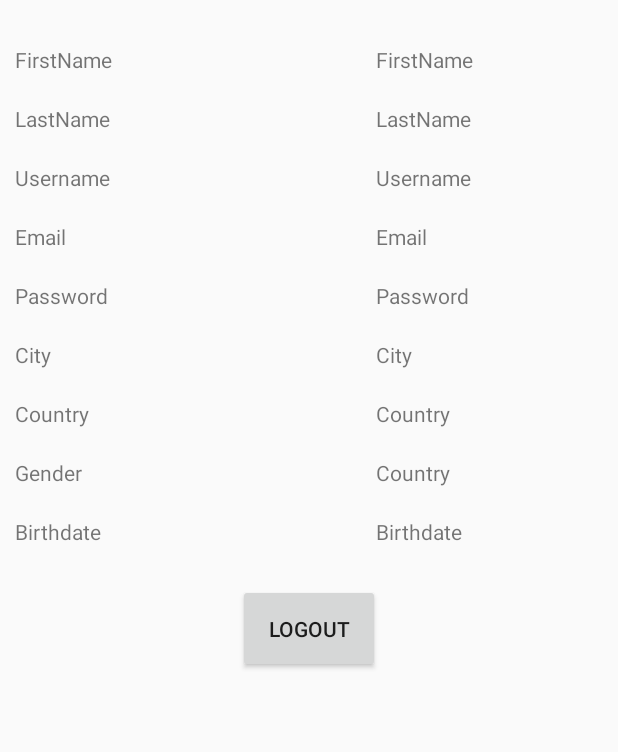
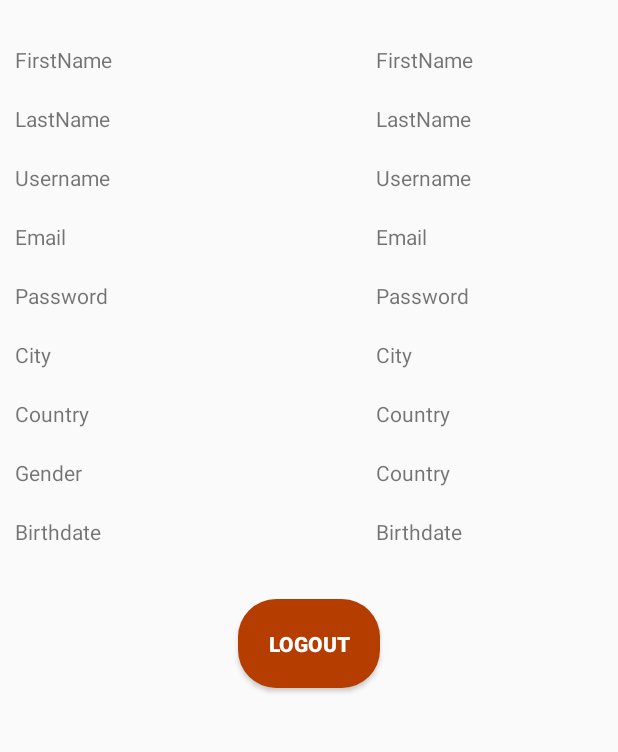
Before and after one commit to lorenzomalferrari/HolidayDiary, an Android app: the AccountActivity screen opened directly, with no data from a screen before it, on a phone screen of 412 x 824 dp, the part 339-1091 px from its top. Run offline under Robolectric (Android 15) with nearby library versions, the phone set to English and light mode, and no system bars.

Commit message:
Changed button layout

```diff
--- a/app/src/main/res/layout/activity_account.xml
+++ b/app/src/main/res/layout/activity_account.xml
@@ -187,6 +187,10 @@
             android:layout_height="wrap_content"
             android:layout_centerHorizontal="true"
             android:layout_below="@+id/account_birthdate_value"
+            android:background="@drawable/buttonstyle"
+            android:textColor="@color/my_white"
+            android:textStyle="bold"
+            android:layout_margin="10dp"
             android:padding="20dp"
             android:text="@string/logout"/>
 
--- a/app/src/main/res/layout/activity_registration.xml
+++ b/app/src/main/res/layout/activity_registration.xml
@@ -188,6 +188,10 @@
             android:layout_height="wrap_content"
             android:layout_centerHorizontal="true"
             android:layout_below="@+id/birthdateValue"
+            android:background="@drawable/buttonstyle"
+            android:textColor="@color/my_white"
+            android:textStyle="bold"
+            android:layout_margin="10dp"
             android:layout_marginTop="10dp"
             android:padding="20dp"
             android:text="Salva"/>
```
